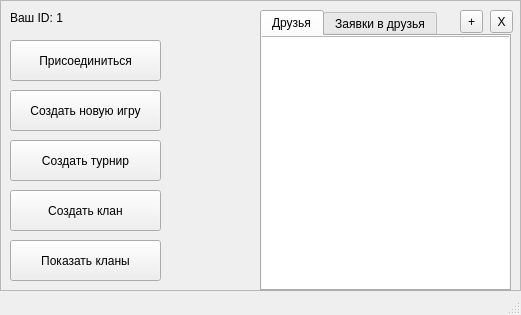
Before: the Qt Designer form Client/mainmenu.ui in ChazGrant/Battleship, drawn with Qt 5.
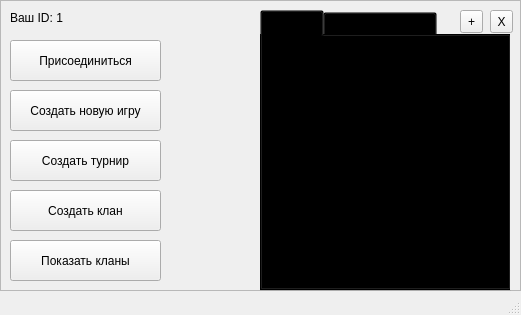
After: the same form once the commit is applied.

```diff
--- a/Client/mainmenu.ui
+++ b/Client/mainmenu.ui
@@ -103,6 +103,9 @@
        <height>281</height>
       </rect>
      </property>
+     <property name="styleSheet">
+      <string notr="true">background: transparent</string>
+     </property>
      <property name="currentIndex">
       <number>0</number>
      </property>
@@ -113,9 +116,9 @@
       <widget class="QListWidget" name="friendsListWidget">
        <property name="geometry">
         <rect>
-         <x>-10</x>
+         <x>0</x>
          <y>0</y>
-         <width>261</width>
+         <width>241</width>
          <height>261</height>
         </rect>
        </property>
```
Left out of the diff: 6 changed lines with no effect on the pictures.
